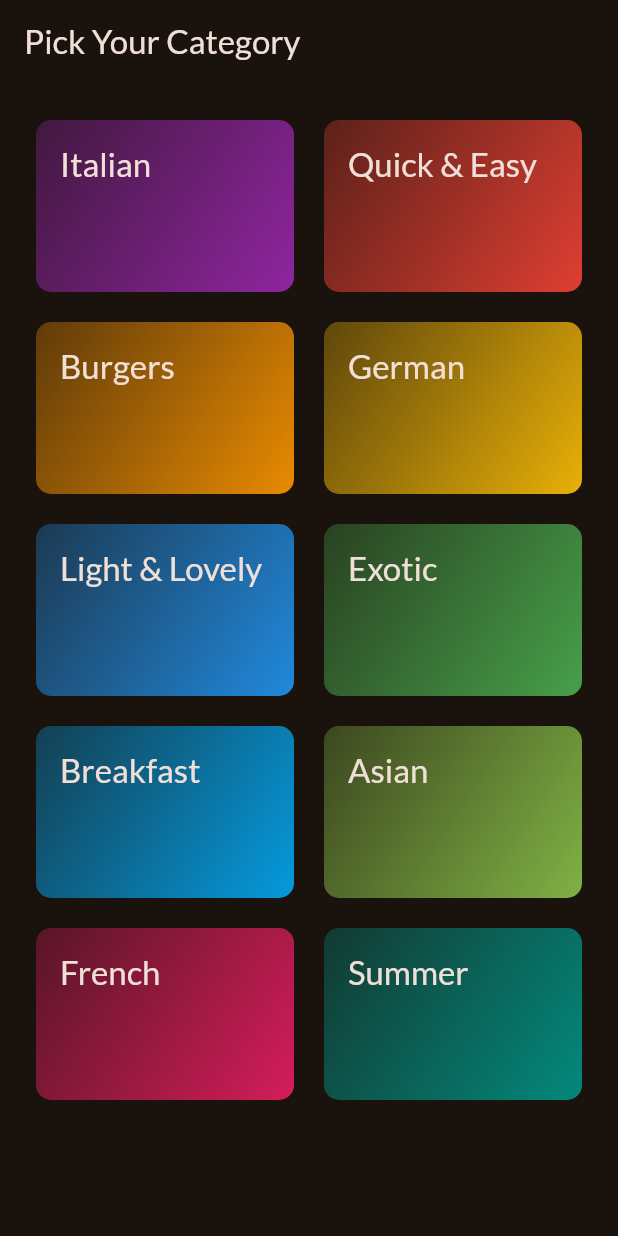
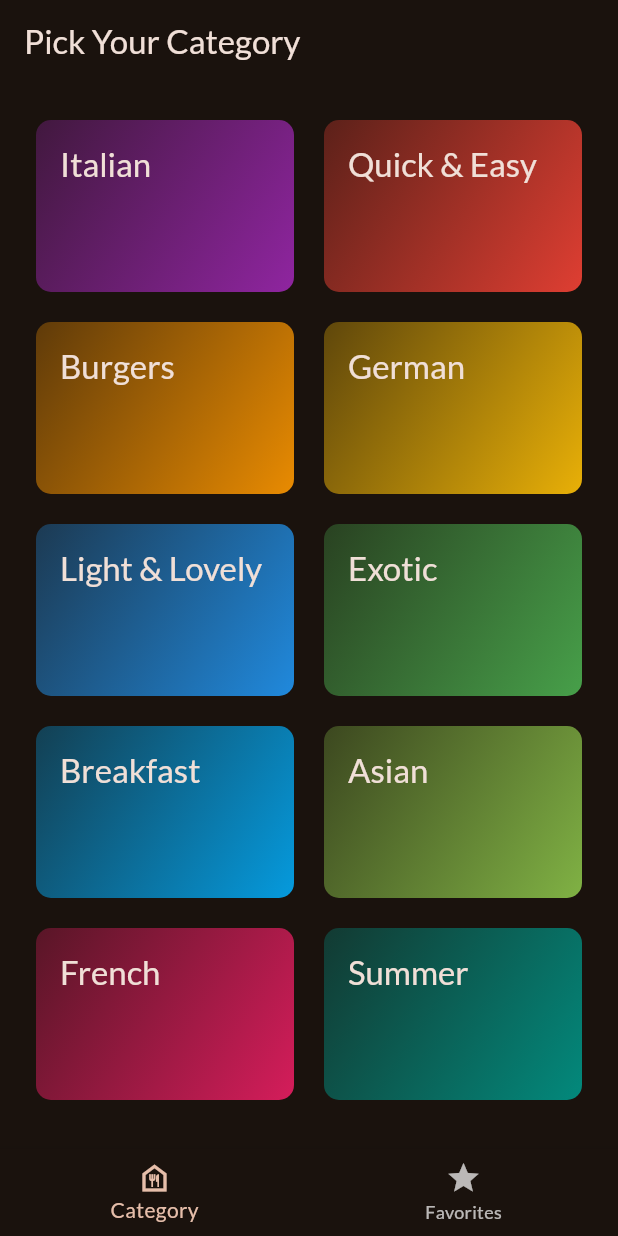
Before and after one commit to Hemonesh-M/meals_app, a Flutter app: the screen it shows after launch, on a phone screen of 412 x 824 dp. Run offline on Flutter 3.47's test engine with Material 3 defaults, Android fonts, the phone set to English and light mode, and no system bars; our stand-ins replace google_fonts, transparent_image.

```diff
--- a/lib/main.dart
+++ b/lib/main.dart
@@ -1,11 +1,7 @@
 import 'package:flutter/material.dart';
-// import 'package:google_fonts/google_fonts.dart';
-
 import 'package:google_fonts/google_fonts.dart';
-import 'package:meals_app/data/dummy_data.dart';
-import 'package:meals_app/screens/categories.dart';
-import 'package:meals_app/screens/meals_screen.dart';
-
+// import 'package:meals_app/screens/categories_screen.dart';
+import 'package:meals_app/screens/tab_screen.dart';
 final theme = ThemeData(
   useMaterial3: true,
   colorScheme: ColorScheme.fromSeed(
@@ -26,7 +22,7 @@ class App extends StatelessWidget {
   Widget build(BuildContext context) {
     return MaterialApp(
       theme: theme,
-      home: const CategoriesScreen()
+      home: const TabScreen()
       // home: const MealsScreen(title: "Tomato",meals: dummyMeals,)
     );
   }
--- a/lib/screens/categories.dart
+++ /dev/null
@@ -1,50 +0,0 @@
-import 'package:flutter/material.dart';
-import 'package:meals_app/data/dummy_data.dart';
-import 'package:meals_app/models/category.dart';
-import 'package:meals_app/models/meal.dart';
-import 'package:meals_app/screens/meals_screen.dart';
-import 'package:meals_app/widgets/category_grid_item.dart';
-
-class CategoriesScreen extends StatelessWidget {
-  const CategoriesScreen({super.key});
-  void _selectCategory(BuildContext context,Category cat) {
-    // List<Meal> modList =dummyMeals.where((meal){
-    //   return meal.categories.any((s)=> s==cat.id);
-    // }).toList();
-    List<Meal> modList =dummyMeals.where((meal)=>meal.categories.contains(cat.id)).toList();
-    // Navigator.push(context, route);
-    // Navigator.of(context).push(route);
-    Navigator.of(context).push(
-      MaterialPageRoute(
-        builder: (context) =>  MealsScreen(
-          title: cat.title,
-          meals: modList,
-        ),
-      ),
-    );
-  }
-
-  @override
-  Widget build(BuildContext context) {
-    return Scaffold(
-      appBar: AppBar(
-        title: const Text("Pick Your Category"),
-      ),
-      body: GridView(
-        padding: const EdgeInsets.all(24),
-        //main axis is top to bottom
-        gridDelegate: const SliverGridDelegateWithFixedCrossAxisCount(
-          crossAxisCount: 2,
-          childAspectRatio: 3 / 2,
-          crossAxisSpacing: 20,
-          mainAxisSpacing: 20,
-        ),
-        children: [
-          for (Category cat in availableCategories) CategoryGridItem(cat,(){
-            _selectCategory(context,cat);
-          })
-        ],
-      ),
-    );
-  }
-}
--- /dev/null
+++ b/lib/screens/categories_screen.dart
@@ -0,0 +1,50 @@
+import 'package:flutter/material.dart';
+import 'package:meals_app/data/dummy_data.dart';
+import 'package:meals_app/models/category.dart';
+import 'package:meals_app/models/meal.dart';
+import 'package:meals_app/screens/meals_screen.dart';
+import 'package:meals_app/widgets/category_grid_item.dart';
+
+class CategoriesScreen extends StatelessWidget {
+  const CategoriesScreen({super.key, required this.onToggleFav});
+  final void Function(Meal)onToggleFav;
+  void _selectCategory(BuildContext context, Category cat) {
+    // List<Meal> modList =dummyMeals.where((meal){
+    //   return meal.categories.any((s)=> s==cat.id);
+    // }).toList();
+    List<Meal> modList =
+        dummyMeals.where((meal) => meal.categories.contains(cat.id)).toList();
+    // Navigator.push(context, route);
+    // Navigator.of(context).push(route);
+    Navigator.of(context).push(
+      MaterialPageRoute(
+        builder: (context) => MealsScreen(
+          title: cat.title,
+          meals: modList,
+          onToggleFav: onToggleFav,
+
+        ),
+      ),
+    );
+  }
+
+  @override
+  Widget build(BuildContext context) {
+    return GridView(
+      padding: const EdgeInsets.all(24),
+      //main axis is top to bottom
+      gridDelegate: const SliverGridDelegateWithFixedCrossAxisCount(
+        crossAxisCount: 2,
+        childAspectRatio: 3 / 2,
+        crossAxisSpacing: 20,
+        mainAxisSpacing: 20,
+      ),
+      children: [
+        for (Category cat in availableCategories)
+          CategoryGridItem(cat, () {
+            _selectCategory(context, cat);
+          })
+      ],
+    );
+  }
+}
--- /dev/null
+++ b/lib/screens/tab_screen.dart
@@ -0,0 +1,61 @@
+import 'package:flutter/material.dart';
+import 'package:meals_app/models/meal.dart';
+import 'package:meals_app/screens/categories_screen.dart';
+import 'package:meals_app/screens/meals_screen.dart';
+
+class TabScreen extends StatefulWidget {
+  const TabScreen({super.key});
+  @override
+  State<TabScreen> createState() {
+    return _TabScreen();
+  }
+}
+
+class _TabScreen extends State<TabScreen> {
+  int _selectedPage = 0;
+  List<Meal> fav = [];
+  void toggleMeal(Meal m) {
+    if (fav.contains(m)) {
+      setState(() {
+        fav.remove(m);
+      });
+    } else {
+      setState(() {
+        fav.add(m);
+      });
+    }
+  }
+
+  void _setPage(int index) {
+    setState(() {
+      _selectedPage = index;
+    });
+  }
+
+  @override
+  Widget build(BuildContext context) {
+    Widget activeScreen =  CategoriesScreen(onToggleFav:toggleMeal);
+    String appBarTitle = "Pick Your Category";
+    if (_selectedPage == 1) {
+      activeScreen = MealsScreen(meals: fav,onToggleFav: toggleMeal,);
+      appBarTitle = "Favorite";
+    }
+    return Scaffold(
+      appBar: AppBar(
+        title: Text(appBarTitle),
+      ),
+      body: activeScreen,
+      bottomNavigationBar: BottomNavigationBar(
+        onTap: (index) {
+          _setPage(index);
+        },
+        currentIndex: _selectedPage,
+        items: const [
+          BottomNavigationBarItem(
+              icon: Icon(Icons.food_bank_outlined), label: "Category"),
+          BottomNavigationBarItem(icon: Icon(Icons.star), label: "Favorites")
+        ],
+      ),
+    );
+  }
+}
```
Also changed, not shown: lib/screens/meals_details.dart (deleted, +0 -70 lines), lib/screens/meals_details_screen.dart (added, +109 -0 lines), lib/screens/meals_screen.dart (+20 -11 lines), lib/widgets/meal_item.dart (+9 -6 lines).
